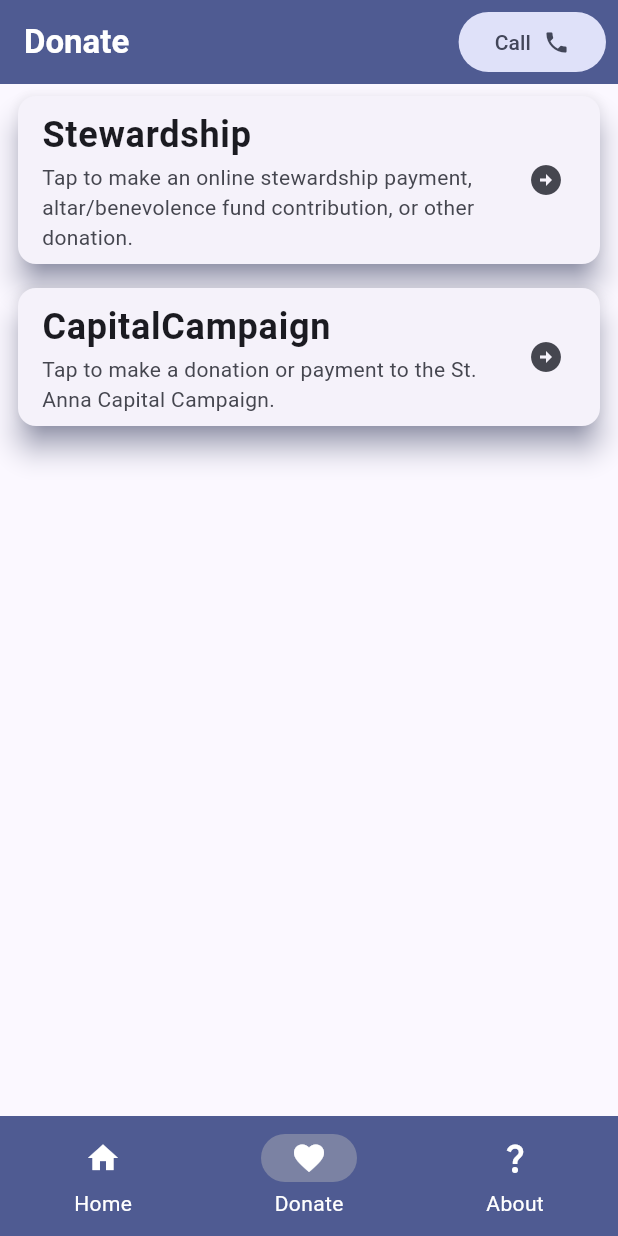
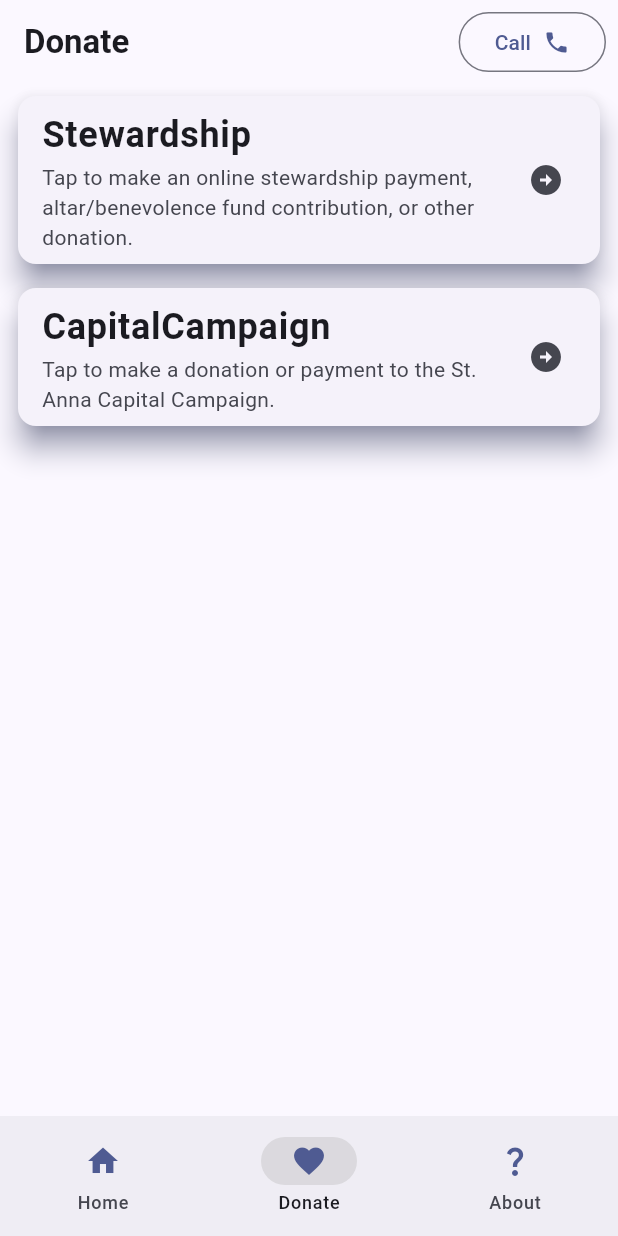
Before and after one commit to culturedmold/St_Anna_GOC_App, a Flutter app: the screen it shows after launch, item 2 of the bottom bar chosen, on a phone screen of 412 x 824 dp. Run offline on Flutter 3.47's test engine with Material 3 defaults, Android fonts, the phone set to English and light mode, and no system bars; our stand-ins replace cloud_firestore, firebase_core, webview_flutter; accounts and stored records are empty; network calls fail.

Commit message:
Theme changes

```diff
--- a/lib/main_appbar.dart
+++ b/lib/main_appbar.dart
@@ -12,11 +12,11 @@ class MainAppBar extends StatelessWidget implements PreferredSizeWidget {
   @override
   Widget build(BuildContext context) {
     return AppBar(
-      backgroundColor: Theme.of(context).primaryColor,
+      //backgroundColor: Theme.of(context).primaryColor,
       actions: [
         Padding(
           padding: const EdgeInsets.only(left: 8, right: 8),
-          child: FilledButton.tonal(onPressed: () async {
+          child: OutlinedButton(onPressed: () async {
             var uri = Uri.parse('tel:18013582148');
             if (await canLaunchUrl(uri)) {
               await launchUrl(uri);
@@ -33,7 +33,7 @@ class MainAppBar extends StatelessWidget implements PreferredSizeWidget {
           ),
         )
       ],
-      title: Text(title, style: const TextStyle(color: Colors.white, fontWeight: FontWeight.bold)),
+      title: Text(title, style: const TextStyle(fontWeight: FontWeight.bold)),
       // elevation: 200,
       scrolledUnderElevation: 16,
       //surfaceTintColor: Theme.of(context).primaryColorLight,
--- a/lib/view/bulletin/bulletin_card.dart
+++ b/lib/view/bulletin/bulletin_card.dart
@@ -27,12 +27,12 @@ class BulletinCard extends StatelessWidget {
             ),
 
             // const Spacer(),
-            Container(
-                margin: const EdgeInsets.all(8.0),
+            Padding(
+                padding: const EdgeInsets.all(8.0),
                 child: FilledButton (
                     onPressed: () =>
                         bulletin.openBulletinLink(),
-                    child: const Icon(Icons.read_more))
+                    child: const Icon(Icons.open_in_browser))
             )
           ],
         ),
--- a/lib/view/navigation_bar/navigation_bar_view.dart
+++ b/lib/view/navigation_bar/navigation_bar_view.dart
@@ -15,20 +15,13 @@ class _NavigationBarViewState extends State<NavigationBarView> {
 
   @override
   Widget build(BuildContext context) {
+    Color iconColor = Theme.of(context).primaryColor;
     // final ThemeData theme = Theme.of(context);
     return Scaffold(
-      bottomNavigationBar: NavigationBarTheme(
-        data: NavigationBarThemeData(
-          labelTextStyle: MaterialStateProperty.resolveWith<TextStyle>(
-        (Set<MaterialState> states) {
-          return const TextStyle(color: Colors.white);
-          }
-          )
-        ),
-        child: NavigationBar(
+      bottomNavigationBar: NavigationBar(
         selectedIndex: _currentPageIndex,
         //elevation: 160,
-          backgroundColor: Theme.of(context).primaryColor,
+        //backgroundColor: Theme.of(context).primaryColor,
         onDestinationSelected: (int index) {
           setState(() {
             _currentPageIndex = index;
@@ -38,21 +31,20 @@ class _NavigationBarViewState extends State<NavigationBarView> {
         indicatorColor: Theme.of(context).highlightColor,
         labelBehavior: NavigationDestinationLabelBehavior.alwaysShow,
 
-          destinations: const <Widget>[
+        destinations: <Widget>[
           NavigationDestination(
-                icon: Icon(Icons.home, color: Colors.white,),
+              icon: Icon(Icons.home, color: iconColor),
               label: "Home",
           ),
           NavigationDestination(
-                icon: Icon(Icons.favorite, color: Colors.white),
+              icon: Icon(Icons.favorite, color: iconColor),
               label: "Donate"
           ),
           NavigationDestination(
-                icon: Icon(Icons.question_mark, color: Colors.white),
+              icon: Icon(Icons.question_mark, color: iconColor),
               label: "About"
           ),
         ],
-        ),
       ),
       body: <Widget>[
         const HomeView(),
```
Also changed, not shown: lib/view/about/about_view.dart (added). Lines whose indentation alone changed are shown as unchanged.
